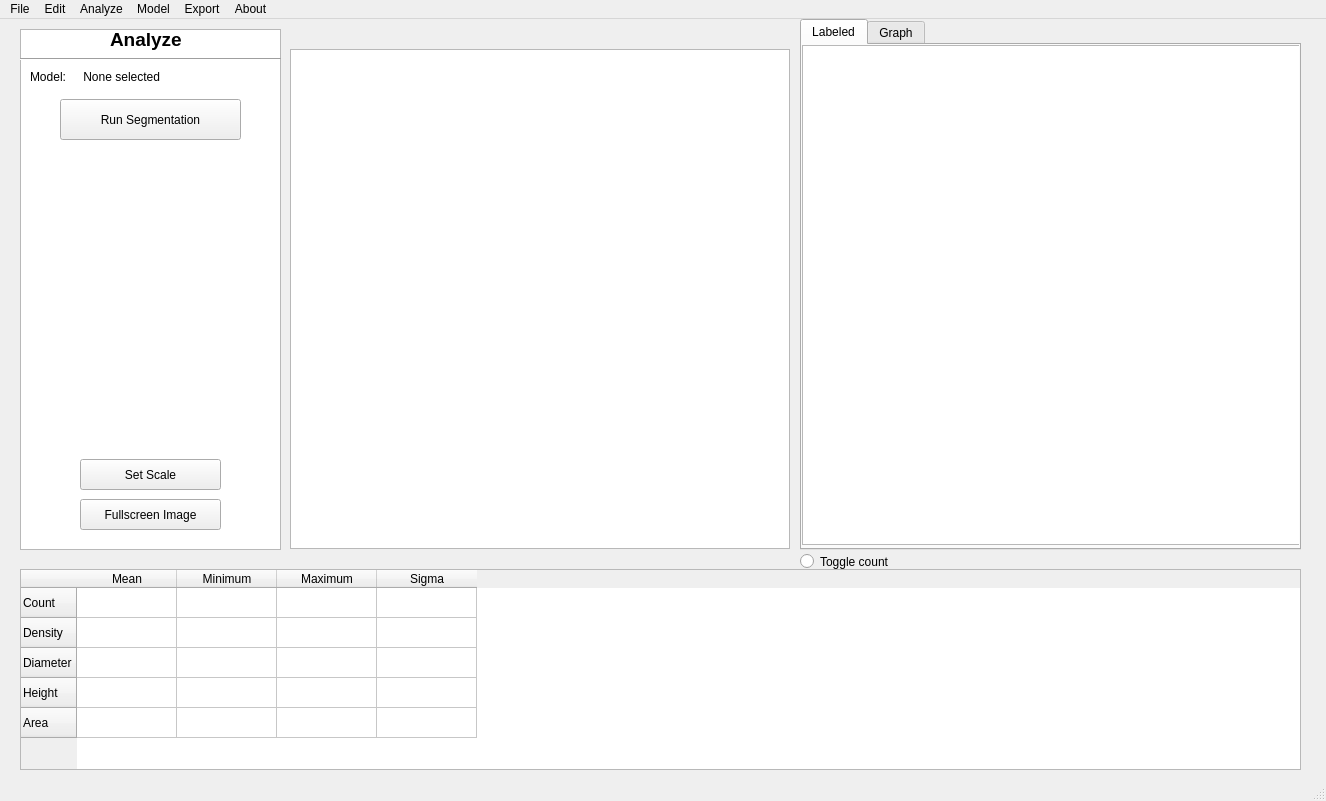
First picture: the form in src/gui/ui_designs/gui_prototype1.2_graphics_view.ui, repository Nikolajkng/NanoparticleAnalysis, before the edit.
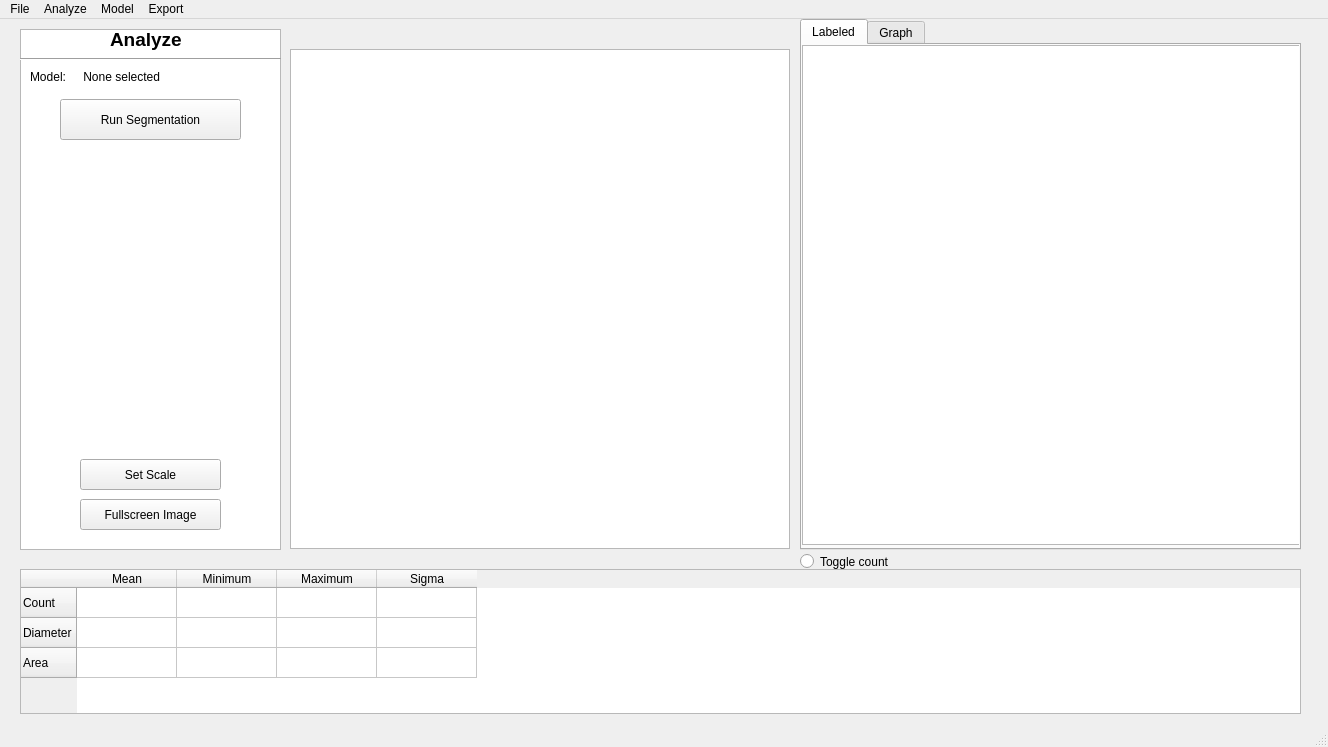
Second picture: the form after the edit.

Commit message: Removed unused components in UI

```diff
--- a/src/gui/ui_designs/gui_prototype1.2_graphics_view.ui
+++ b/src/gui/ui_designs/gui_prototype1.2_graphics_view.ui
@@ -6,8 +6,8 @@
    <rect>
     <x>0</x>
     <y>0</y>
-    <width>1326</width>
-    <height>801</height>
+    <width>1328</width>
+    <height>747</height>
    </rect>
   </property>
   <property name="sizePolicy">
@@ -48,7 +48,7 @@
       <x>20</x>
       <y>550</y>
       <width>1281</width>
-      <height>201</height>
+      <height>145</height>
      </rect>
     </property>
     <property name="sizePolicy">
@@ -65,21 +65,11 @@
       <string>Count</string>
      </property>
     </row>
-    <row>
-     <property name="text">
-      <string>Density</string>
-     </property>
-    </row>
     <row>
      <property name="text">
       <string>Diameter</string>
      </property>
     </row>
-    <row>
-     <property name="text">
-      <string>Height</string>
-     </property>
-    </row>
     <row>
      <property name="text">
       <string>Area</string>
@@ -165,46 +155,6 @@
       <string/>
      </property>
     </item>
-    <item row="3" column="0">
-     <property name="text">
-      <string/>
-     </property>
-    </item>
-    <item row="3" column="1">
-     <property name="text">
-      <string/>
-     </property>
-    </item>
-    <item row="3" column="2">
-     <property name="text">
-      <string/>
-     </property>
-    </item>
-    <item row="3" column="3">
-     <property name="text">
-      <string/>
-     </property>
-    </item>
-    <item row="4" column="0">
-     <property name="text">
-      <string/>
-     </property>
-    </item>
-    <item row="4" column="1">
-     <property name="text">
-      <string/>
-     </property>
-    </item>
-    <item row="4" column="2">
-     <property name="text">
-      <string/>
-     </property>
-    </item>
-    <item row="4" column="3">
-     <property name="text">
-      <string/>
-     </property>
-    </item>
    </widget>
    <widget class="QTabWidget" name="plots_tab_view">
     <property name="geometry">
@@ -461,8 +411,8 @@
     <rect>
      <x>0</x>
      <y>0</y>
-     <width>1326</width>
-     <height>24</height>
+     <width>1328</width>
+     <height>26</height>
     </rect>
    </property>
    <widget class="QMenu" name="menu_file">
@@ -471,11 +421,6 @@
     </property>
     <addaction name="action_open_image"/>
    </widget>
-   <widget class="QMenu" name="menu_edit">
-    <property name="title">
-     <string>Edit</string>
-    </property>
-   </widget>
    <widget class="QMenu" name="menu_model">
     <property name="title">
      <string>Model</string>
@@ -499,17 +444,10 @@
     <addaction name="actionRun_Segmentation_on_Current_Image"/>
     <addaction name="actionRun_Segmentation_on_folder"/>
    </widget>
-   <widget class="QMenu" name="menuAbout">
-    <property name="title">
-     <string>About</string>
-    </property>
-   </widget>
    <addaction name="menu_file"/>
-   <addaction name="menu_edit"/>
    <addaction name="menuRun"/>
    <addaction name="menu_model"/>
    <addaction name="menuTools"/>
-   <addaction name="menuAbout"/>
   </widget>
   <widget class="QStatusBar" name="statusbar">
    <property name="font">
```
The commit also changes 1 other file.
